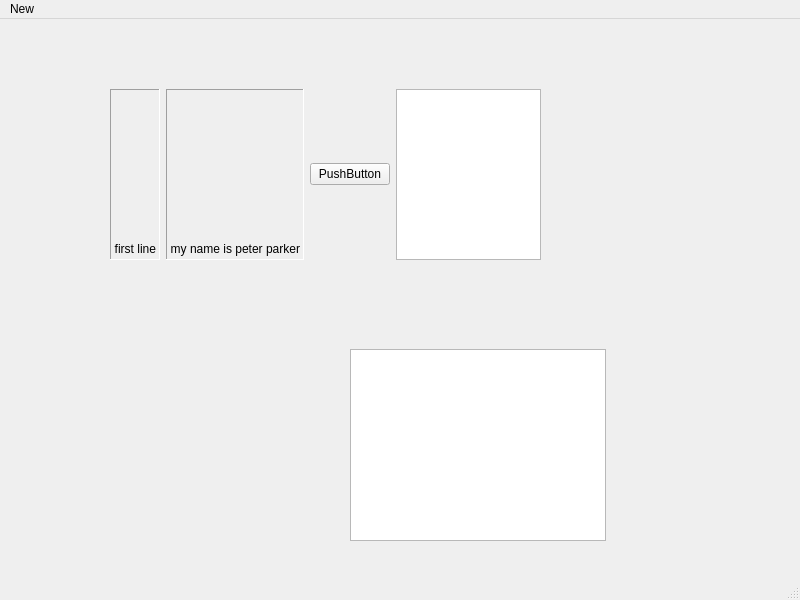
Old version of the form _mainwindow.ui in the repository ardieMejia/CPP-Qt-user-management-app.
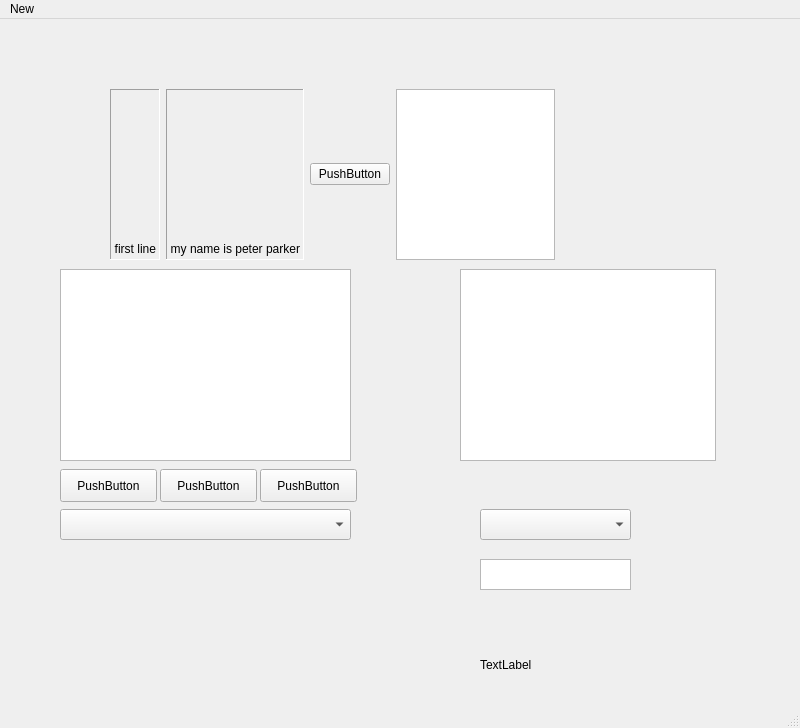
New version of the form.

Patch:
```diff
--- a/_mainwindow.ui
+++ b/_mainwindow.ui
@@ -7,7 +7,7 @@
     <x>0</x>
     <y>0</y>
     <width>800</width>
-    <height>600</height>
+    <height>728</height>
    </rect>
   </property>
   <property name="windowTitle">
@@ -19,7 +19,7 @@
      <rect>
       <x>110</x>
       <y>70</y>
-      <width>431</width>
+      <width>445</width>
       <height>171</height>
      </rect>
     </property>
@@ -71,13 +71,105 @@
    <widget class="QTableView" name="tableView">
     <property name="geometry">
      <rect>
-      <x>350</x>
-      <y>330</y>
+      <x>460</x>
+      <y>250</y>
       <width>256</width>
       <height>192</height>
      </rect>
     </property>
    </widget>
+   <widget class="QListView" name="listView">
+    <property name="geometry">
+     <rect>
+      <x>60</x>
+      <y>250</y>
+      <width>291</width>
+      <height>192</height>
+     </rect>
+    </property>
+   </widget>
+   <widget class="QPushButton" name="pushButton_2">
+    <property name="geometry">
+     <rect>
+      <x>60</x>
+      <y>450</y>
+      <width>97</width>
+      <height>33</height>
+     </rect>
+    </property>
+    <property name="text">
+     <string>PushButton</string>
+    </property>
+   </widget>
+   <widget class="QPushButton" name="pushButton_3">
+    <property name="geometry">
+     <rect>
+      <x>160</x>
+      <y>450</y>
+      <width>97</width>
+      <height>33</height>
+     </rect>
+    </property>
+    <property name="text">
+     <string>PushButton</string>
+    </property>
+   </widget>
+   <widget class="QPushButton" name="pushButton_4">
+    <property name="geometry">
+     <rect>
+      <x>260</x>
+      <y>450</y>
+      <width>97</width>
+      <height>33</height>
+     </rect>
+    </property>
+    <property name="text">
+     <string>PushButton</string>
+    </property>
+   </widget>
+   <widget class="QComboBox" name="comboBox">
+    <property name="geometry">
+     <rect>
+      <x>60</x>
+      <y>490</y>
+      <width>291</width>
+      <height>31</height>
+     </rect>
+    </property>
+   </widget>
+   <widget class="QComboBox" name="comboBox_ssync">
+    <property name="geometry">
+     <rect>
+      <x>480</x>
+      <y>490</y>
+      <width>151</width>
+      <height>31</height>
+     </rect>
+    </property>
+   </widget>
+   <widget class="QTextEdit" name="textEdit_ssync">
+    <property name="geometry">
+     <rect>
+      <x>480</x>
+      <y>540</y>
+      <width>151</width>
+      <height>31</height>
+     </rect>
+    </property>
+   </widget>
+   <widget class="QLabel" name="label_ssync">
+    <property name="geometry">
+     <rect>
+      <x>480</x>
+      <y>630</y>
+      <width>151</width>
+      <height>31</height>
+     </rect>
+    </property>
+    <property name="text">
+     <string>TextLabel</string>
+    </property>
+   </widget>
   </widget>
   <widget class="QMenuBar" name="menubar">
    <property name="geometry">
```
